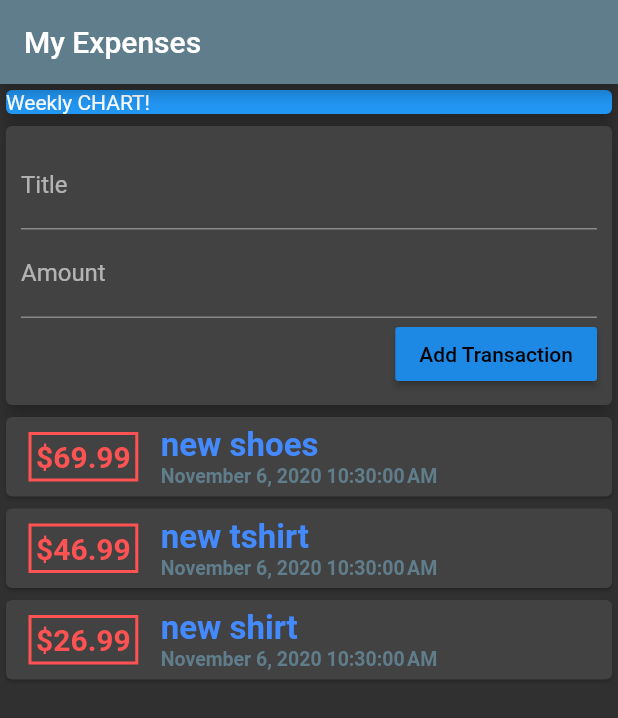
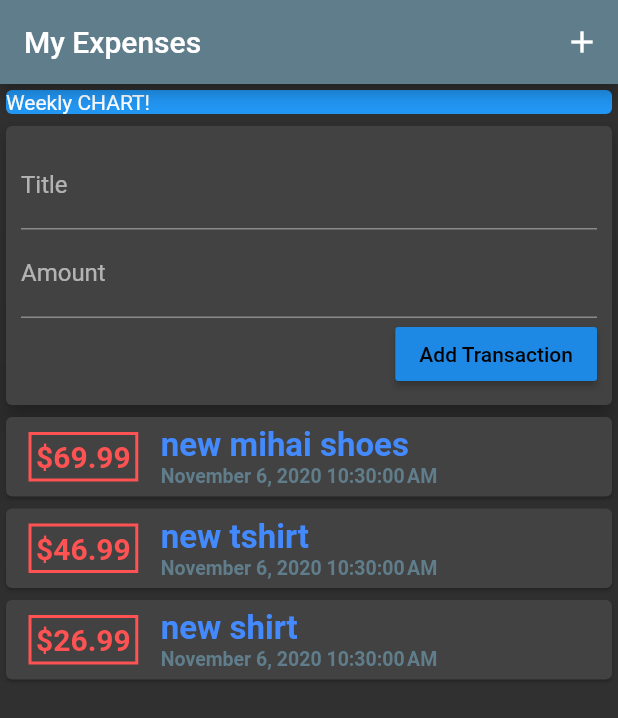
Before and after one commit to IonutSKL/myExpensesApp, a Flutter app: the screen it shows after launch, after a tap on "Add Transaction", on a phone screen of 412 x 824 dp. Shown: the top 718 px of the screen. Run offline on Flutter 3.47's test engine with Material 2 defaults, Android fonts, the phone set to English and light mode, and no system bars.

Commit message:
scroll added and add icon

```diff
--- a/lib/main.dart
+++ b/lib/main.dart
@@ -22,11 +22,8 @@ class MyApp extends StatelessWidget {
 }
 
 class MyHomePage extends StatelessWidget {
-
 //String titleInput;
 //String amountInput;
-
-
 
   @override
   Widget build(BuildContext context) {
@@ -34,8 +31,15 @@ class MyHomePage extends StatelessWidget {
       appBar: AppBar(
         title: Text('My Expenses'),
         backgroundColor: Colors.blueGrey,
+        actions: <Widget>[
+          IconButton(
+            icon: Icon(Icons.add),
+            onPressed: () {},
           ),
-      body: Column(
+        ],
+      ),
+      body: SingleChildScrollView(
+        child: Column(
           mainAxisAlignment: MainAxisAlignment.start,
           crossAxisAlignment: CrossAxisAlignment.stretch,
           children: <Widget>[
@@ -44,12 +48,13 @@ class MyHomePage extends StatelessWidget {
               child: Card(
                 color: Colors.blue,
                 child: Text('Weekly CHART!'),
-              elevation: 5,
+                elevation: 100,
               ),
             ),
             UserTransactions(),
           ],
         ),
+      ),
     );
   }
 }
--- a/lib/widgets/new_transaction.dart
+++ b/lib/widgets/new_transaction.dart
@@ -7,6 +7,20 @@ class NewTransaction extends StatelessWidget {
   final Function addTx;
 
   NewTransaction(this.addTx);
+
+  void submitData() {
+    final enteredTitle = titleController.text;
+    final enteredAmount = double.parse(amountController.text);
+
+    if(enteredTitle.isEmpty || enteredAmount <= 0){
+      return;
+    }
+
+    addTx(
+      enteredTitle,
+      enteredAmount,
+    );
+  }
 
   @override
   Widget build(BuildContext context) {
@@ -25,6 +39,7 @@ class NewTransaction extends StatelessWidget {
               //  titleInput = value;
               //},
               controller: titleController,
+              onSubmitted: (_) => submitData(),
             ),
             TextField(
               decoration: InputDecoration(
@@ -32,14 +47,11 @@ class NewTransaction extends StatelessWidget {
               ),
               //onChanged: (value) => amountInput = value,
               controller: amountController,
+              keyboardType: TextInputType.numberWithOptions(decimal: true),
+              onSubmitted: (_) => submitData(),
             ),
             RaisedButton(
-              onPressed: () {
-                addTx(
-                  titleController.text,
-                  double.parse(amountController.text),
-                );
-              },
+              onPressed: submitData,
               splashColor: Colors.green,
               textColor: Colors.black,
               child: Text('Add Transaction'),
--- a/lib/widgets/transaction_list.dart
+++ b/lib/widgets/transaction_list.dart
@@ -11,8 +11,10 @@ class TransactionList extends StatelessWidget {
 
   @override
   Widget build(BuildContext context) {
-    return Column(
-      children: transactions.map((tx) {
+    return Container(
+      height: 300,
+      child: ListView.builder(
+        itemBuilder: (ctx, index) {
           return Card(
             child: Row(
               children: <Widget>[
@@ -29,7 +31,7 @@ class TransactionList extends StatelessWidget {
                   ),
                   padding: EdgeInsets.all(3),
                   child: Text(
-                  '\$${tx.amount}',
+                    '\$${transactions[index].amount.toStringAsFixed(2)}',
                     style: TextStyle(
                       fontWeight: FontWeight.bold,
                       fontSize: 20,
@@ -41,7 +43,7 @@ class TransactionList extends StatelessWidget {
                   crossAxisAlignment: CrossAxisAlignment.start,
                   children: <Widget>[
                     Text(
-                    tx.title,
+                      transactions[index].title,
                       style: TextStyle(
                         fontWeight: FontWeight.bold,
                         fontSize: 22,
@@ -49,7 +51,7 @@ class TransactionList extends StatelessWidget {
                       ),
                     ),
                     Text(
-                    DateFormat().format(tx.date),
+                      DateFormat().format(transactions[index].date),
                       style: TextStyle(
                         fontWeight: FontWeight.bold,
                         fontSize: 13,
@@ -61,7 +63,9 @@ class TransactionList extends StatelessWidget {
               ],
             ),
           );
-      }).toList(),
+        },
+        itemCount: transactions.length,
+      ),
     );
   }
 }
--- a/lib/widgets/user_transaction.dart
+++ b/lib/widgets/user_transaction.dart
@@ -11,8 +11,8 @@ class UserTransactions extends StatefulWidget {
 class _UserTransactionsState extends State<UserTransactions> {
   final List<Transaction> _userTransactions = [
     Transaction(
-      id: 't1',
-      title: 'new shoes',
+      id: 't555',
+      title: 'new mihai shoes',
       amount: 69.99,
       date: DateTime.now(),
     ),
```
Lines whose indentation alone changed are shown as unchanged.
